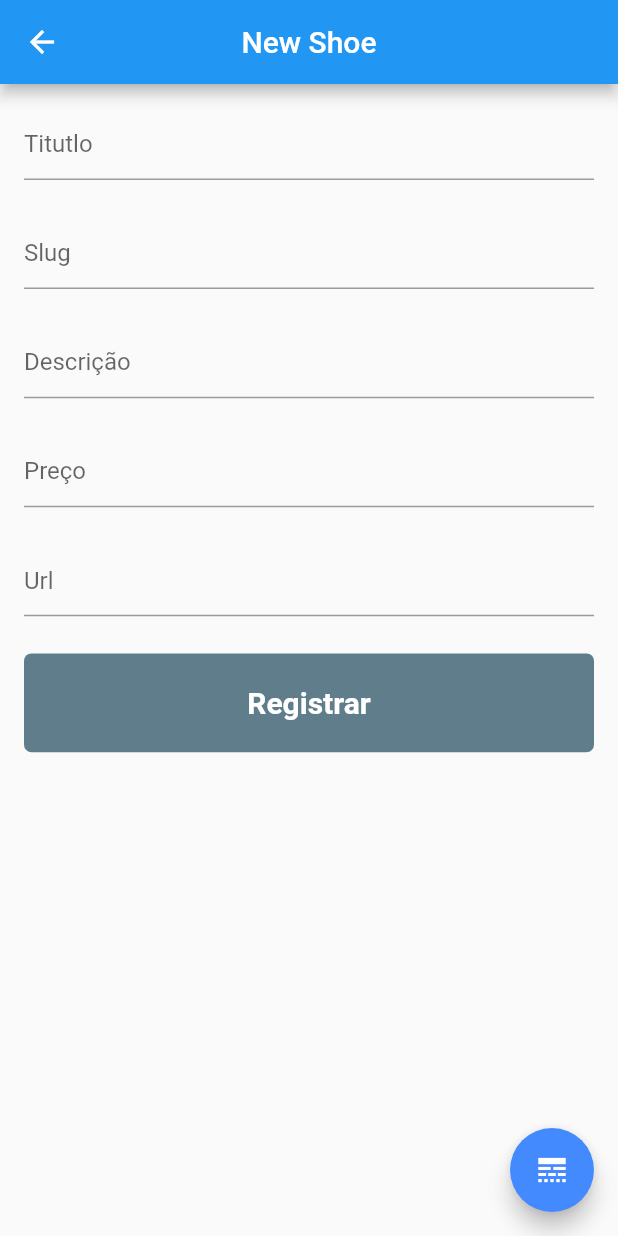
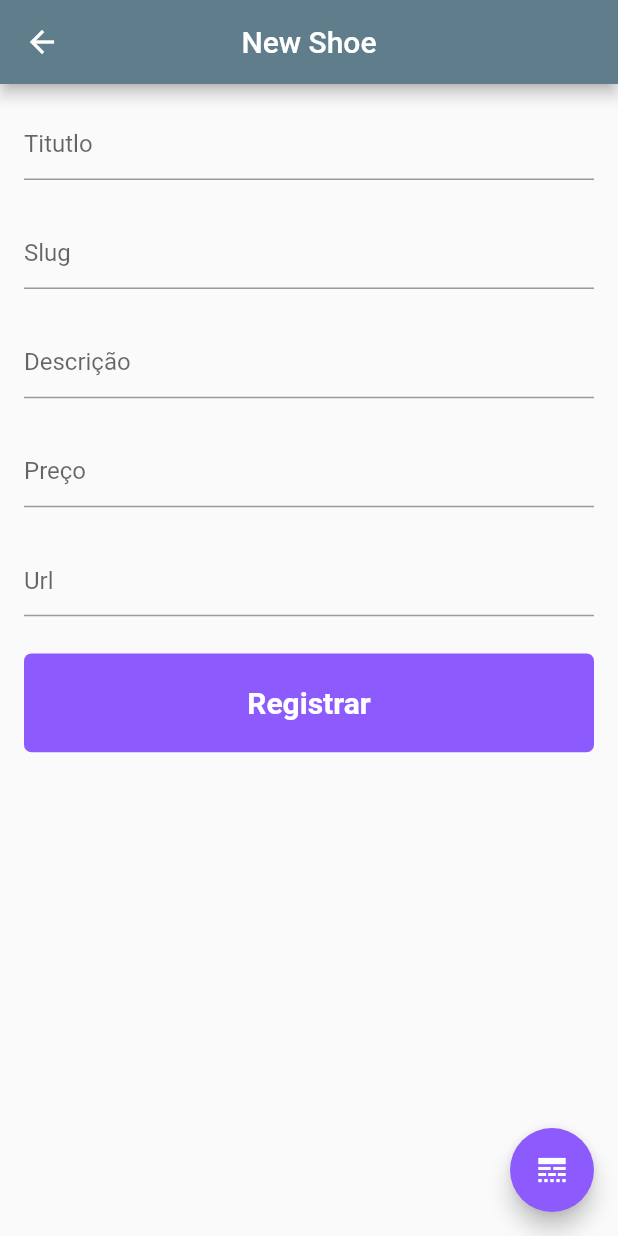
Before and after one commit to IagoNovoaAntunes2001/Workshop_Flutter, a Flutter app: the screen it shows after launch, after a tap on "New Shoe", on a phone screen of 412 x 824 dp. Run offline on Flutter 3.47's test engine with Material 2 defaults, Android fonts, the phone set to English and light mode, and no system bars; our stand-ins replace dio, sqflite; accounts and stored records are empty; network calls fail.

Commit message:
Delegando as cores para um arquivo na pasta extension e algumas refatoracoes

```diff
--- a/lib/main.dart
+++ b/lib/main.dart
@@ -21,10 +21,16 @@ class MyApp extends StatelessWidget {
     // Agora ao ínves de um Container estamos usando o widget MaterialApp
     // o qual é configurado para dar à nossa app um tema Material
     return MaterialApp(
+      theme: _buildThemeData(),
       debugShowCheckedModeBanner: false,
       // O widget Scaffold define o layouta da home
       home: SafeArea(child: HomeWidget()),
     );
+  }
+
+  ThemeData _buildThemeData() {
+    return ThemeData(
+        backgroundColor: Colors.white, primaryColor: Colors.blueGrey);
   }
 }
 
@@ -33,7 +39,10 @@ class MyApp extends StatelessWidget {
 Widget home() {
   return Padding(
     padding: const EdgeInsets.all(100.0),
-    child: Text('Home', style: TextStyle(fontSize: 42.0),),
+    child: Text(
+      'Home',
+      style: TextStyle(fontSize: 42.0),
+    ),
   );
 }
 
@@ -71,7 +80,10 @@ Widget exampleWidgetsUtils() {
       mainAxisAlignment: MainAxisAlignment.start,
       crossAxisAlignment: CrossAxisAlignment.center,
       children: <Widget>[
-        Text('Ola', style: TextStyle(fontSize: 24.0, fontWeight: FontWeight.bold),),
+        Text(
+          'Ola',
+          style: TextStyle(fontSize: 24.0, fontWeight: FontWeight.bold),
+        ),
         RaisedButton(
           color: Colors.red,
           padding: EdgeInsets.all(24),
@@ -177,9 +189,9 @@ Widget containerExample() {
       color: Colors.black,
       child: Center(
           child: Text(
-            'Dentro do container',
-            style: TextStyle(color: Colors.pink),
-          )),
+        'Dentro do container',
+        style: TextStyle(color: Colors.pink),
+      )),
     ),
   );
 }
--- a/lib/scenes/list_user/list_user_view.dart
+++ b/lib/scenes/list_user/list_user_view.dart
@@ -6,6 +6,8 @@ import 'package:palestra_introducao/common/components/loadingWidget.dart';
 import 'package:palestra_introducao/model/user/UserResult.dart';
 import 'package:palestra_introducao/scenes/list_user/list_user_contract.dart';
 import 'package:palestra_introducao/scenes/list_user/list_user_presenter.dart';
+
+import '../../extension/custom_color_scheme.dart';
 
 class ListUserWidget extends StatefulWidget {
   @override
@@ -93,7 +95,7 @@ class _ListUserWidgetState extends State<ListUserWidget>
 
   Widget _buildCardOfListBuilder(index) {
     return Card(
-      color: Colors.grey[200],
+      color: Theme.of(context).colorScheme.white,
       child: _buildListTileOfCard(index),
     );
   }
@@ -122,7 +124,7 @@ class _ListUserWidgetState extends State<ListUserWidget>
       'Erro',
       'Ocorreu algum erro: $error!',
       titleButtonFirst: 'Ok',
-      fistColor: Colors.red,
+      fistColor: Theme.of(context).colorScheme.danger,
       onPressedFirstButton: () => Navigator.pop(context),
     );
   }
--- a/lib/scenes/register_shoe/register_shoe_view.dart
+++ b/lib/scenes/register_shoe/register_shoe_view.dart
@@ -6,6 +6,7 @@ import 'package:palestra_introducao/common/components/custom_text_form_field.dar
 import 'package:palestra_introducao/scenes/list_shoe/list_shoe_view.dart';
 import 'package:palestra_introducao/scenes/register_shoe/register_shoe_contract.dart';
 import 'package:palestra_introducao/scenes/register_shoe/register_shoe_presenter.dart';
+import '../../extension/custom_color_scheme.dart';
 
 class RegisterShoeWidget extends StatefulWidget {
   @override
@@ -48,8 +49,8 @@ class _RegisterShoeWidgetState extends State<RegisterShoeWidget>
   Widget _buildFloatingActionButton(BuildContext context) {
     return FloatingActionButton(
       onPressed: () => _pushToListShoes(),
-      backgroundColor: Colors.blueAccent,
-      splashColor: Colors.grey,
+      backgroundColor: Theme.of(context).colorScheme.lightBlue,
+      splashColor: Theme.of(context).colorScheme.lightGrey,
       child: Icon(Icons.line_style),
     );
   }
@@ -123,7 +124,7 @@ class _RegisterShoeWidgetState extends State<RegisterShoeWidget>
           'Registrar',
           isLoading: isLoading,
           onPressed: _onPressedButton,
-          backGroundColor: Colors.blueGrey,
+          backGroundColor: Theme.of(context).colorScheme.lightBlue,
         ),
       ],
     );
@@ -147,7 +148,7 @@ class _RegisterShoeWidgetState extends State<RegisterShoeWidget>
   @override
   void registerSuccess() async {
     var alertDialog = _buildAlertDialog(
-        'Sucesso!', 'Tenis registrado com sucesso', Colors.green);
+        'Sucesso!', 'Tenis registrado com sucesso', Theme.of(context).colorScheme.success);
     await showDialog(context: context, builder: (_) => alertDialog);
     _cleanFields();
     _pushToListShoes();
@@ -171,7 +172,7 @@ class _RegisterShoeWidgetState extends State<RegisterShoeWidget>
   @override
   void showError(String error) {
     var alertDialog =
-        _buildAlertDialog('Erro!', 'Ocorreu algum erro: $error!', Colors.red);
+        _buildAlertDialog('Erro!', 'Ocorreu algum erro: $error!', Theme.of(context).colorScheme.danger);
     showDialog(context: context, builder: (_) => alertDialog);
   }
 
```
Also changed, not shown: lib/extension/custom_color_scheme.dart (added, +12 -0 lines), lib/scenes/list_shoe/list_shoe_view.dart (+7 -5 lines), lib/scenes/register_user/register_user_view.dart (+5 -3 lines), lib/scenes/update_shoe/update_shoe_view.dart (+4 -3 lines).
